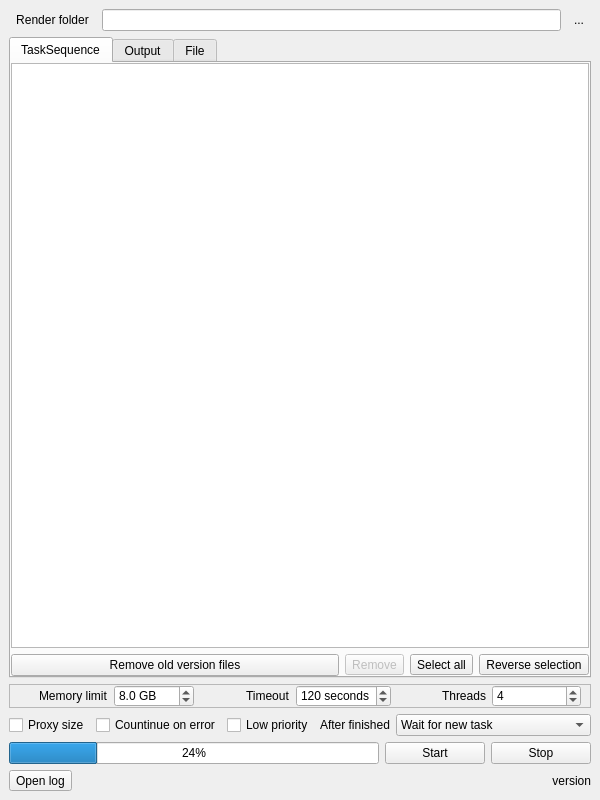
First picture: the form in lib/batchrender/view/mainwindow.ui, repository NateScarlet/NukeBatchRender, before the edit.
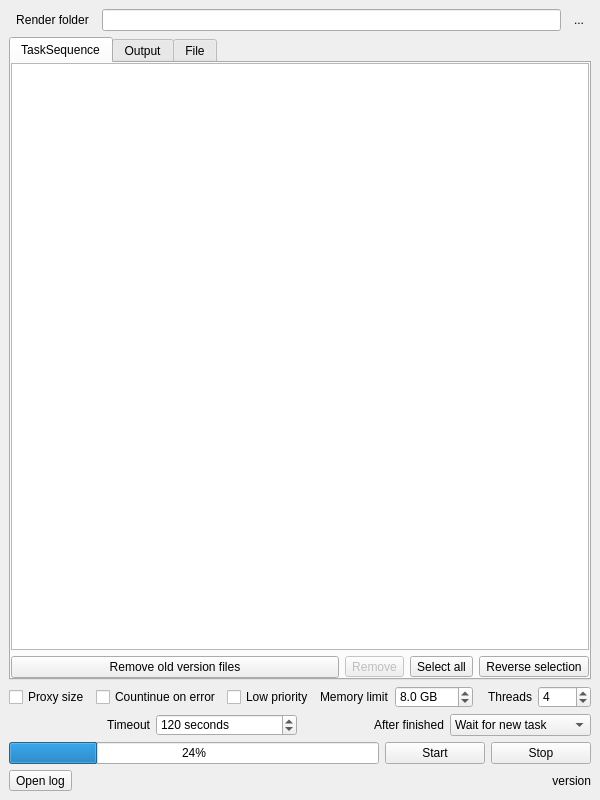
Second picture: the form after the edit.

What changed in the file:
```diff
--- a/lib/batchrender/view/mainwindow.ui
+++ b/lib/batchrender/view/mainwindow.ui
@@ -156,26 +156,46 @@
      </widget>
     </item>
     <item>
-     <widget class="QFrame" name="frameLowPriority">
-      <property name="frameShape">
-       <enum>QFrame::StyledPanel</enum>
-      </property>
-      <property name="frameShadow">
-       <enum>QFrame::Raised</enum>
-      </property>
-      <property name="lineWidth">
-       <number>1</number>
-      </property>
-      <property name="midLineWidth">
-       <number>0</number>
-      </property>
-      <layout class="QHBoxLayout" name="horizontalLayout_10">
-       <property name="topMargin">
-        <number>0</number>
-       </property>
-       <property name="bottomMargin">
-        <number>0</number>
-       </property>
+     <layout class="QHBoxLayout" name="horizontalLayout_4">
+      <item>
+       <widget class="QCheckBox" name="checkBoxProxy">
+        <property name="sizePolicy">
+         <sizepolicy hsizetype="Fixed" vsizetype="Fixed">
+          <horstretch>0</horstretch>
+          <verstretch>0</verstretch>
+         </sizepolicy>
+        </property>
+        <property name="text">
+         <string>Proxy size</string>
+        </property>
+       </widget>
+      </item>
+      <item>
+       <widget class="QCheckBox" name="checkBoxContinue">
+        <property name="sizePolicy">
+         <sizepolicy hsizetype="Fixed" vsizetype="Fixed">
+          <horstretch>0</horstretch>
+          <verstretch>0</verstretch>
+         </sizepolicy>
+        </property>
+        <property name="text">
+         <string>Countinue on error</string>
+        </property>
+       </widget>
+      </item>
+      <item>
+       <widget class="QCheckBox" name="checkBoxPriority">
+        <property name="sizePolicy">
+         <sizepolicy hsizetype="Fixed" vsizetype="Fixed">
+          <horstretch>0</horstretch>
+          <verstretch>0</verstretch>
+         </sizepolicy>
+        </property>
+        <property name="text">
+         <string>Low priority</string>
+        </property>
+       </widget>
+      </item>
        <item alignment="Qt::AlignRight">
         <widget class="QLabel" name="label_3">
          <property name="text">
@@ -209,10 +229,34 @@
         </widget>
        </item>
        <item alignment="Qt::AlignRight">
+       <widget class="QLabel" name="label">
+        <property name="text">
+         <string>Threads</string>
+        </property>
+       </widget>
+      </item>
+      <item>
+       <widget class="QSpinBox" name="spinBoxThreads">
+        <property name="minimum">
+         <number>1</number>
+        </property>
+        <property name="value">
+         <number>4</number>
+        </property>
+       </widget>
+      </item>
+     </layout>
+    </item>
+    <item>
+     <layout class="QHBoxLayout" name="horizontalLayout">
+      <item alignment="Qt::AlignRight">
         <widget class="QLabel" name="label_4">
          <property name="text">
           <string>Timeout</string>
          </property>
+        <property name="alignment">
+         <set>Qt::AlignRight|Qt::AlignTrailing|Qt::AlignVCenter</set>
+        </property>
         </widget>
        </item>
        <item>
@@ -232,69 +276,6 @@
         </widget>
        </item>
        <item alignment="Qt::AlignRight">
-        <widget class="QLabel" name="label">
-         <property name="text">
-          <string>Threads</string>
-         </property>
-        </widget>
-       </item>
-       <item>
-        <widget class="QSpinBox" name="spinBoxThreads">
-         <property name="minimum">
-          <number>1</number>
-         </property>
-         <property name="value">
-          <number>4</number>
-         </property>
-        </widget>
-       </item>
-      </layout>
-     </widget>
-    </item>
-    <item>
-     <layout class="QHBoxLayout" name="horizontalLayout_8">
-      <item>
-       <widget class="QCheckBox" name="checkBoxProxy">
-        <property name="sizePolicy">
-         <sizepolicy hsizetype="Fixed" vsizetype="Fixed">
-          <horstretch>0</horstretch>
-          <verstretch>0</verstretch>
-         </sizepolicy>
-        </property>
-        <property name="text">
-         <string>Proxy size</string>
-        </property>
-       </widget>
-      </item>
-      <item>
-       <widget class="QCheckBox" name="checkBoxContinue">
-        <property name="sizePolicy">
-         <sizepolicy hsizetype="Fixed" vsizetype="Fixed">
-          <horstretch>0</horstretch>
-          <verstretch>0</verstretch>
-         </sizepolicy>
-        </property>
-        <property name="text">
-         <string>Countinue on error</string>
-        </property>
-       </widget>
-      </item>
-      <item>
-       <widget class="QCheckBox" name="checkBoxPriority">
-        <property name="sizePolicy">
-         <sizepolicy hsizetype="Fixed" vsizetype="Fixed">
-          <horstretch>0</horstretch>
-          <verstretch>0</verstretch>
-         </sizepolicy>
-        </property>
-        <property name="text">
-         <string>Low priority</string>
-        </property>
-       </widget>
-      </item>
-      <item>
-       <layout class="QHBoxLayout" name="horizontalLayout_4">
-        <item>
          <widget class="QLabel" name="label_2">
           <property name="sizePolicy">
            <sizepolicy hsizetype="Fixed" vsizetype="Preferred">
@@ -305,6 +286,9 @@
           <property name="text">
            <string>After finished</string>
           </property>
+        <property name="alignment">
+         <set>Qt::AlignRight|Qt::AlignTrailing|Qt::AlignVCenter</set>
+        </property>
          </widget>
         </item>
         <item>
@@ -354,8 +338,6 @@
         </item>
        </layout>
       </item>
-     </layout>
-    </item>
     <item>
      <layout class="QHBoxLayout" name="horizontalLayout_5">
       <item>
```
Left out of the diff: 22 changed lines with no effect on the pictures. Lines whose indentation alone changed are shown as unchanged.
